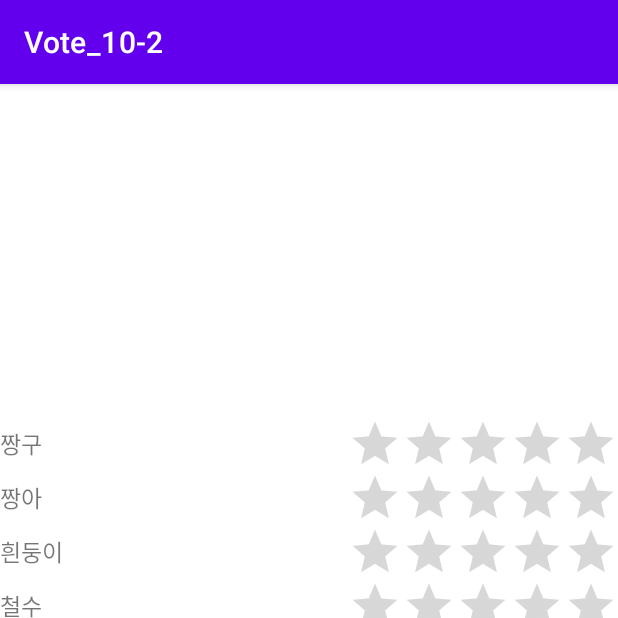
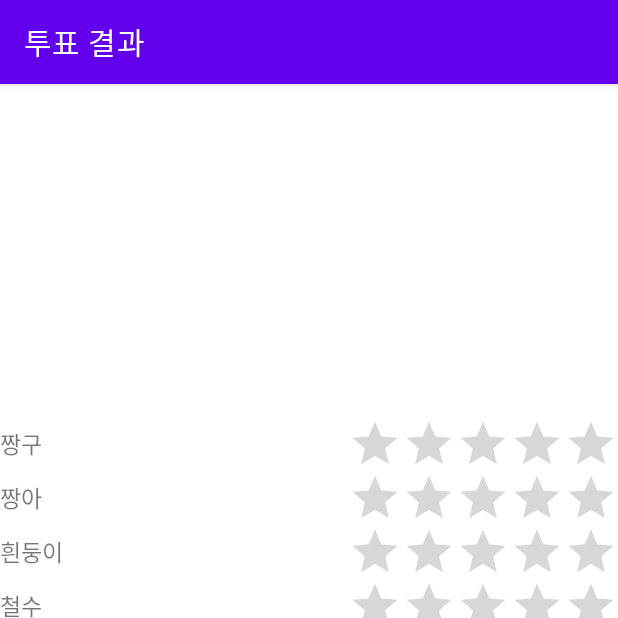
Before and after one commit to ulfunhy/Vote_10-2, an Android app: the activity_result screen opened directly, with no data from a screen before it, on a phone screen of 412 x 824 dp, the top half of it. Run offline under Robolectric (Android 15) with nearby library versions, the light colour scheme and no system bars; 4 statements that could not run were skipped.

Commit message:
ResultActivity.kt 코드 작성 및 프로젝트 완성

```diff
--- a/app/src/main/java/kr/hs/emirim/s2233/vote_10_2/activity_result.kt
+++ b/app/src/main/java/kr/hs/emirim/s2233/vote_10_2/activity_result.kt
@@ -1,11 +1,50 @@
 package kr.hs.emirim.s2233.vote_10_2
 
+import android.media.Rating
 import androidx.appcompat.app.AppCompatActivity
 import android.os.Bundle
+import android.widget.Button
+import android.widget.RatingBar
+import android.widget.TextView
 
 class activity_result : AppCompatActivity() {
     override fun onCreate(savedInstanceState: Bundle?) {
         super.onCreate(savedInstanceState)
         setContentView(R.layout.activity_result)
+
+        title = "투표 결과"
+//        ResultActivity를 시작시킨 intent 객체에서
+//        투표수가 저장된 배열객체 참조값과
+//        이미지 이름이 저장된 배열객체 참조값을 반환받음
+        var intent = intent
+        var voteCount = intent.getIntArrayExtra("voteCount")
+        var imgName = intent.getIntArrayExtra("imgName")
+
+//        이미지 이름이 나타날 TextView 객체의 참조값을 저장할 1차원 배열
+        var tv = arrayOfNulls<TextView>(imgName!!.size)
+//        투표수가 나타날 RatingBar 객체의 참조값을 저장할 1차원 배열
+        var rBar = arrayOfNulls<RatingBar>(imgName!!.size)
+
+//        TextView 객체의 Id값 저장할 1차원 배열
+        var tvId = arrayOf(R.id.tv1, R.id.tv2, R.id.tv3,
+                                R.id.tv4, R.id.tv5, R.id.tv6,
+                                R.id.tv7, R.id.tv8, R.id.tv9)
+
+        // RatingBar 객체의 ID값 저장할 1차원 배열
+        var rBarID = arrayOf(R.id.rbar1, R.id.rbar2, R.id.rbar3,
+                                R.id.rbar4, R.id.rbar5, R.id.rbar6,
+                                R.id.rbar7, R.id.rbar8, R.id.rbar9)
+
+        for (i in imgName.indices) {
+            tv[i] = findViewById<TextView>(tvId[i])
+            tv[i]!!.setText(imgName[i])
+            rBar[i] = findViewById<RatingBar>(rBarID[i])
+            rBar[i]!!.rating = voteCount!![i].toFloat()
+        }
+
+        var btnReturn = findViewById<Button>(R.id.btnReturn)
+        btnReturn.setOnClickListener {
+            finish()
+        }
     }
 }
```
Also changed, not shown: app/src/main/res/layout/activity_main.xml (+7 -0 lines).
